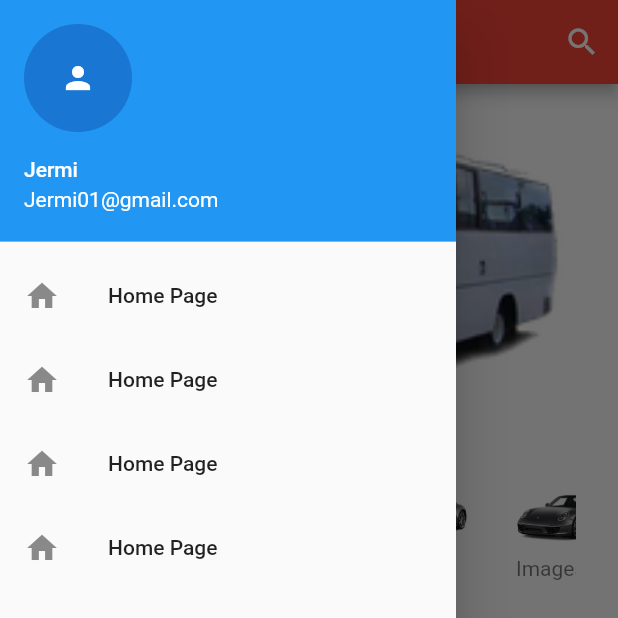
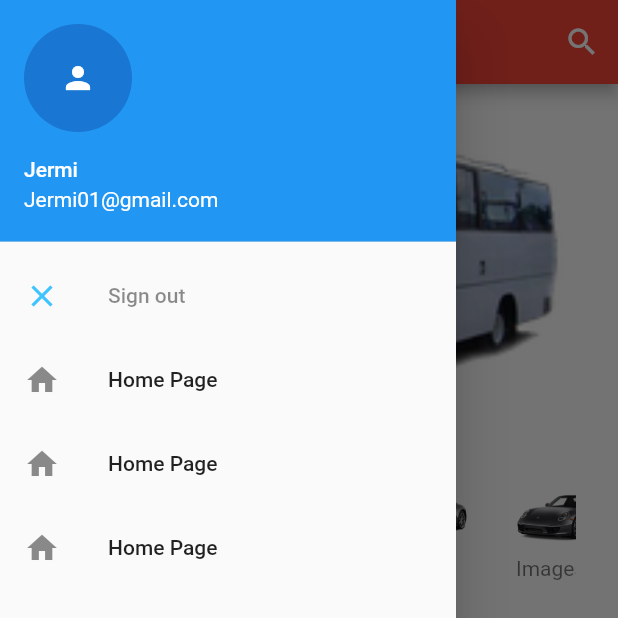
Before and after one commit to EYUAB/VEHICLE_RENTAL_SYSTEM, a Flutter app: the HomePage screen opened directly, with the side drawer open, on a phone screen of 412 x 824 dp, the top half of it. Run offline on Flutter 3.47's test engine with Material 2 defaults, Android fonts, the phone set to English and light mode, and no system bars; drawn by our look-alikes of carousel_pro; our stand-ins replace animated_splash_screen, animated_text_kit, firebase_auth, firebase_core; accounts and stored records are empty.

Commit message:
adding sign out functionality in the drawer

```diff
--- a/lib/Components/buttons.dart
+++ b/lib/Components/buttons.dart
@@ -3,7 +3,7 @@ import 'package:flutter/material.dart';
 
 class Buttons extends StatelessWidget {
   String buttonType;
- final VoidCallback onPressed;
+  final VoidCallback onPressed;
   Color color;
    Buttons({
   required this.buttonType,
--- a/lib/Components/home_page.dart
+++ b/lib/Components/home_page.dart
@@ -2,7 +2,9 @@ import 'package:carousel_pro/carousel_pro.dart';
 import 'package:flutter/material.dart';
 import 'package:vehicle_rental_system/Components/carousel.dart';
 import 'package:vehicle_rental_system/Components/horizontalScrol.dart';
+import 'package:vehicle_rental_system/Components/logIn.dart';
 import 'package:vehicle_rental_system/Components/vehicle_lists.dart';
+import 'package:firebase_auth/firebase_auth.dart';
 
 
 
@@ -14,6 +16,7 @@ class HomePage extends StatefulWidget {
 }
 
 class _HomePageState extends State<HomePage> {
+  final _auth=FirebaseAuth.instance;
   @override
   Widget build(BuildContext context) {
     return Scaffold(
@@ -35,10 +38,13 @@ class _HomePageState extends State<HomePage> {
               ),
               ),
               InkWell(
-                onTap: () {},
+                onTap: () async{
+                  await _auth.signOut();
+                  Navigator.push(context, MaterialPageRoute(builder: (context)=>LogIn()));
+                },
                 child: ListTile(
-                leading: Icon(Icons.home),
-                title: Text('Home Page'),
+                leading: Icon(Icons.close,color: Colors.lightBlueAccent,),
+                title: Text('Sign out',style: TextStyle(color: Colors.black45),),
                 ),
               ),
                InkWell(
--- a/lib/Components/logIn.dart
+++ b/lib/Components/logIn.dart
@@ -14,6 +14,7 @@ class LogIn extends StatefulWidget {
 }
 
 class _LogInState extends State<LogIn> {
+  final controller=TextEditingController();
   final _formKey=GlobalKey<FormState>();
   final _auth=FirebaseAuth.instance;
   late String email;
@@ -100,7 +101,7 @@ class _LogInState extends State<LogIn> {
 
                   }
                   catch(e){}
-
+                  controller.clear();
                   }
                 }, color: Colors.lightBlueAccent),
                 Row(
```
